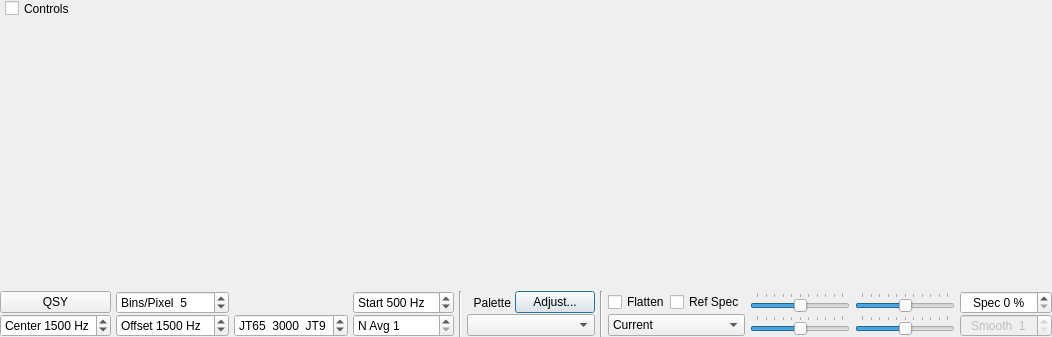
This is widegraph.ui in qcmiao1998/js8call as Qt 5 draws it before an edit. The edited form follows.
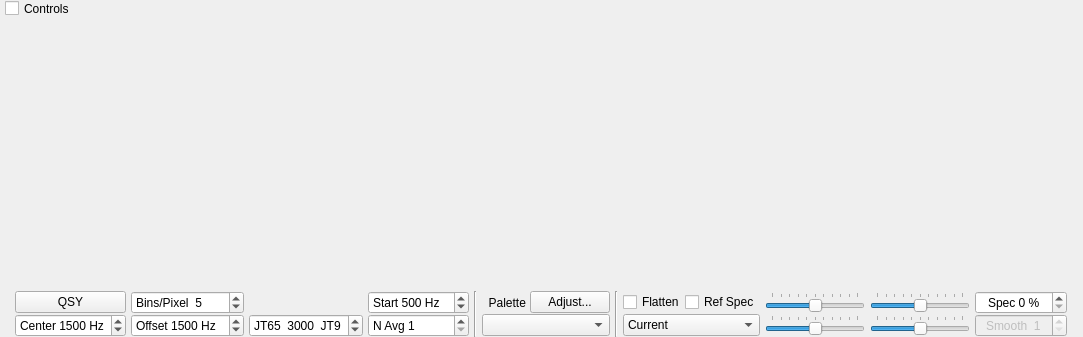
This is the edited form. Custom widgets are drawn as their Qt base class.

Commit message: Do not have the palette button as the default

What changed in the file:
```diff
--- a/widegraph.ui
+++ b/widegraph.ui
@@ -6,7 +6,7 @@
    <rect>
     <x>0</x>
     <y>0</y>
-    <width>942</width>
+    <width>1083</width>
     <height>337</height>
    </rect>
   </property>
@@ -532,6 +532,9 @@
           <property name="text">
            <string>Adjust...</string>
           </property>
+          <property name="autoDefault">
+           <bool>false</bool>
+          </property>
          </widget>
         </item>
        </layout>
@@ -541,6 +544,9 @@
         <property name="text">
          <string>QSY</string>
         </property>
+        <property name="autoDefault">
+         <bool>false</bool>
+        </property>
        </widget>
       </item>
       <item row="1" column="1">
```
Left out of the diff: 3 changed lines with no effect on the pictures. The commit also changes 1 other file.
